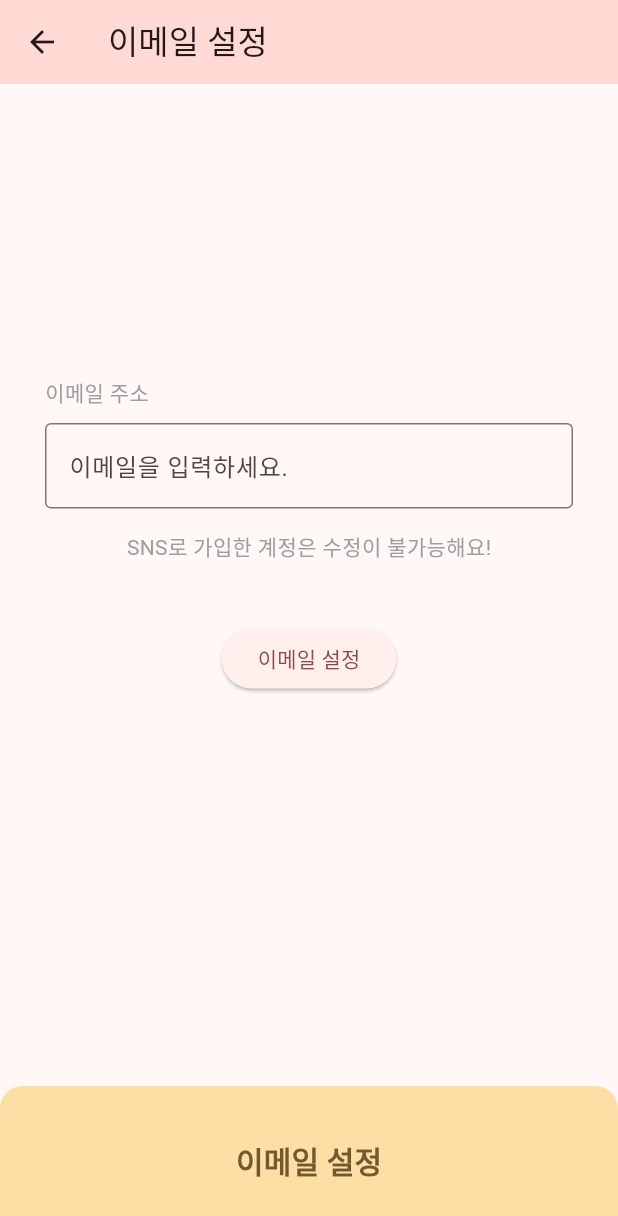
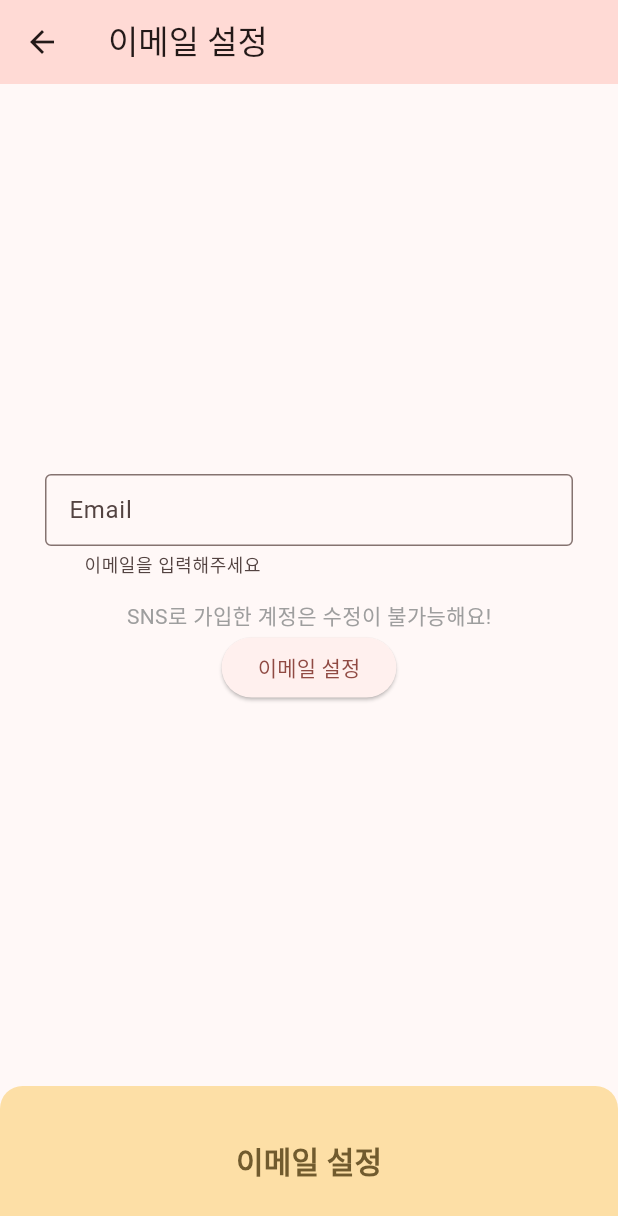
Before and after one commit to likewoody/DJ-App, a Flutter app: the SetEmail screen opened directly, on a phone screen of 412 x 824 dp. Shown: the top 1216 px of the screen. Run offline on Flutter 3.47's test engine with Material 3 defaults, Android fonts, the phone set to English and light mode, and no system bars; our stand-ins replace cloud_firestore, firebase_core, firebase_storage, get, google_maps_flutter, image_picker and 2 more; accounts and stored records are empty; statements that could not run were skipped.

Commit message:
2024.04.21 정규식 및 provider 합치기

```diff
--- a/dj_app/lib/view/setting_page/set_email.dart
+++ b/dj_app/lib/view/setting_page/set_email.dart
@@ -1,6 +1,7 @@
 import 'package:cloud_firestore/cloud_firestore.dart';
 import 'package:dj_app/component/setting_appbar.dart';
-import 'package:dj_app/vm/vm_provider_email.dart';
+import 'package:dj_app/vm/checkValidate.dart';
+import 'package:dj_app/vm/vm_provider_common.dart';
 import 'package:flutter/material.dart';
 import 'package:get/get.dart';
 import 'package:provider/provider.dart';
@@ -14,8 +15,36 @@ class SetEmail extends StatelessWidget {
   final TextEditingController textCon = TextEditingController();
   var provider;
   String id = '';
+  bool emailCheck = false;
+  String userEmail = 'sdakfdslkf@naver.com';
+
+
 
   // ---- Functions ----
+  _emailCheck() async{
+    var checkEmail = FirebaseFirestore.instance
+      .collection('user')
+      .where('email', isEqualTo: textCon.text)
+      .snapshots();
+
+    print('check1');
+    checkEmail.listen((QuerySnapshot snapshot) {
+      emailCheck = false;
+      // 쿼리 처리 결과
+      snapshot.docs.forEach((DocumentSnapshot document) {
+        Map<String, dynamic> data = document.data() as Map<String, dynamic>;
+        // data['email'] == userEmail
+        emailCheck = true;
+        // : emailCheck = true;
+
+        print('Email : ${data['email']}');
+      });
+      print(emailCheck);
+      print('successful accessed');
+    });
+  }
+
+
   _showSuccessfulAlert() {
     Get.defaultDialog(
         title: '변경 완료',
@@ -35,10 +64,11 @@ class SetEmail extends StatelessWidget {
     return Scaffold(
       body: SingleChildScrollView(
         scrollDirection: Axis.vertical,
-        child: ChangeNotifierProvider<VMProviderEmail>(
-          create: (context) => VMProviderEmail(),
+        child: ChangeNotifierProvider<VMProviderCommon>(
+          create: (context) => VMProviderCommon(),
           builder: (context, child) {
-            provider = Provider.of<VMProviderEmail>(context);
+            provider = Provider.of<VMProviderCommon>(context);
+            provider.whichOne = '이메일';
             return _bodyView(provider);
           },
         ),
@@ -52,13 +82,15 @@ class SetEmail extends StatelessWidget {
         height: 100,
         child: TextButton(
           onPressed: () {
-            provider.email = textCon.text;
-            FirebaseFirestore.instance
-                .collection('user')
-                .doc(id)
-                .update({'email': provider.email});
-            print(provider.email);
-            _showSuccessfulAlert();
+            // _emailCheck();
+            // provider.email = textCon.text;
+            // FirebaseFirestore.instance
+            //     .collection('user')
+            //     .doc(id)
+            //     .update({'email': provider.email});
+            // print(provider.email);
+            // provider.showSuccessfulAlert();
+            provider.showSuccessfulAlert();
           },
           child: Text(
             '이메일 설정',
@@ -94,56 +126,46 @@ class SetEmail extends StatelessWidget {
           padding: const EdgeInsets.fromLTRB(0, 180, 0, 0),
           child: Column(
             children: [
-              // 이메일 주소
-              const Row(
-                mainAxisAlignment: MainAxisAlignment.start,
-                children: [
-                  Padding(
-                    padding: EdgeInsets.fromLTRB(30, 15, 0, 0),
-                    child: Text(
-                      '이메일 주소',
-                      style: TextStyle(color: Colors.grey),
-                    ),
-                  ),
-                ],
-              ),
 
               // 이메일 변경 입력
-              Padding(
-                padding: const EdgeInsets.fromLTRB(30, 10, 30, 15),
-                child: TextField(
-                  controller: textCon,
-                  decoration: const InputDecoration(
-                      hintText: '이메일을 입력하세요.',
-                      hintFadeDuration: Duration(milliseconds: 100),
-                      border: OutlineInputBorder(
-                          borderSide: BorderSide(color: Colors.black))),
-                ),
-              ),
+              Form(
+                key: provider.formKey,
+                child: Column(
+                  children: [
+                    _showEmailInput(),
                     const Text(
                       'SNS로 가입한 계정은 수정이 불가능해요!',
                       style: TextStyle(
                         color: Colors.grey,
                       ),
                     ),
-              Padding(
-                padding: const EdgeInsets.all(40.0),
-                child: ElevatedButton(
-                    onPressed: () {
-                      provider.email = textCon.text;
-                      FirebaseFirestore.instance
-                          .collection('user')
-                          .doc(id)
-                          .update({'email': provider.email});
-                      print(provider.email);
-                      _showSuccessfulAlert();
-                    },
-                    child: const Text('이메일 설정')),
+                    provider.showOkBtn('이메일 설정'),
+                  ],
                 )
+              ),
             ],
           ),
         );
       },
+    );
+  }
+
+  // ---- View 3 ----
+  Widget _showEmailInput(){
+    return Column(
+      children: [
+        Padding(
+          padding: const EdgeInsets.fromLTRB(30, 80, 30, 15),
+          child: TextFormField(
+            keyboardType: TextInputType.emailAddress,
+            focusNode: provider.emailFocus,
+            decoration: provider.textFormDecoration('Email', '   이메일을 입력해주세요')
+            .copyWith(
+              contentPadding: const EdgeInsets.symmetric(horizontal: 12.0),
+            ),
+            validator: (value) => CheckValidate().validateEmail(provider.emailFocus, value!),
+          )),
+      ],
     );
   }
 
--- a/dj_app/lib/view/setting_page/setting_page.dart
+++ b/dj_app/lib/view/setting_page/setting_page.dart
@@ -9,13 +9,11 @@ import 'package:dj_app/view/setting_page/set_email.dart';
 import 'package:dj_app/view/setting_page/set_height_weight.dart';
 import 'package:dj_app/view/setting_page/set_password.dart';
 import 'package:dj_app/view/tabbar.dart';
-import 'package:dj_app/vm/vm_provider_height.dart';
 import 'package:flutter/material.dart';
 import 'package:get/get.dart';
 
 class SettingPage extends StatelessWidget {
-  final provider = VMProviderHeightWeight();
-  SettingPage({super.key, provider});
+  SettingPage({super.key});
 
   // 이메일 받아야 함
   // 이메일 받아야 함
--- /dev/null
+++ b/dj_app/lib/vm/vm_provider_common.dart
@@ -0,0 +1,182 @@
+import 'package:flutter/material.dart';
+import 'package:get/get.dart';
+
+class VMProviderCommon extends ChangeNotifier{
+
+  // ======================================
+  // ================Email==============
+  // Property
+  String _email = '';
+  // final FirebaseAuth _firebaseAuth = FirebaseAuth.instance;
+  // // 6 자릿수 이상을 비밀번호로 설정
+  GlobalKey<FormState> formKey = GlobalKey<FormState>();
+  FocusNode passwordFocus = FocusNode();
+  FocusNode emailFocus = FocusNode();
+
+  String get email => _email;
+
+
+  // Common
+  String whichOne = '';
+
+  set email(changeEmail){
+    _email = changeEmail;
+    notifyListeners();
+  }
+  // ================Email=================
+  // ======================================
+
+
+  // ======================================
+  // ================Password==============
+  // Property
+  String currentPassword = '';
+  String inputCurrentPassword = '';
+  String _currentErrorMsg = '';
+  String fNewPassword = '';
+  String sNewPassword = '';
+  // 변경 완료 시 true or false
+  bool _successfulChanged = false;
+
+  String get currentErrorMsg => _currentErrorMsg;
+  bool get successfulChanged => _successfulChanged;
+
+
+  // Method
+  // ----- 현재 비밀번호 체크 ------
+  curPasswordCheck() {
+    print("$currentPassword 현재 비밀번호는");
+    if (inputCurrentPassword.isEmpty) {
+      _currentErrorMsg = '비밀번호를 입력해 주세요.';
+    } else{
+      if(currentPassword != inputCurrentPassword) {
+        _currentErrorMsg = '비밀번호를 확인해 주세요.';
+      }else {
+        _currentErrorMsg = '';
+        _successfulChanged = true;
+      }
+    }
+    notifyListeners();
+
+    Future.microtask(() {
+      // 여기에서는 상태가 업데이트된 상황
+      print(currentErrorMsg + " finished line");
+    });
+
+  }
+
+
+  // ----- 현재 비밀번호 체크 ------
+  // ---------------------------
+
+
+
+  // ----------------------------
+  // ----- 새로운 비밀번호 체크 ------
+  newPasswordCheck() {
+    fNewPassword.isEmpty || sNewPassword.isEmpty
+    ? failedErrorSnack()
+    : fNewPassword != sNewPassword
+      ? failedErrorSnack()
+      : _successfulChanged = true;
+
+  }
+
+  // 새로운 비밀번호들이 틀렸을 때 비밀번호 틀렸을 때 error SnackBar
+  failedErrorSnack() {
+    Get.snackbar(
+      '경고',
+      '변경할 비밀번호를 정확히 입력하세요',
+      duration: const Duration(seconds: 2),
+      backgroundColor: Colors.red,
+      colorText: Colors.white
+    );
+  }
+  // ----- 새로운 비밀번호 체크 ------
+  // ----------------------------
+  // ===============Password==============
+  // =====================================
+
+
+
+  // =====================================
+  // ==========Height/Wegght==============
+  int _selectedHeight = 0;
+  int _selectedWeight = 0;
+  List<int> heightList = List.generate(71, (index) => index + 130);
+  List<int> weightList = List.generate(71, (index) => index + 30);
+
+  int get selectedHeight => _selectedHeight;
+  int get selectedWeight => _selectedWeight;
+
+
+  set selectedHeight(int value) {
+    _selectedHeight = value;
+    notifyListeners(); // 값 변경 시 구독자에게 알림
+  }
+  set selectedWeight(int value) {
+    _selectedWeight = value;
+    notifyListeners(); // 값 변경 시 구독자에게 알림
+  }
+  // ==========Height/Wegght==============
+  // =====================================
+
+
+
+  // =====================================
+  // ===============Common================
+  // Common component
+  InputDecoration textFormDecoration(hintText, helperText){
+    return InputDecoration(
+      contentPadding: const EdgeInsets.fromLTRB(0, 16, 0, 0),
+      hintText: hintText,
+      helperText: helperText,
+      border: const OutlineInputBorder(borderSide: BorderSide(color: Colors.black))
+    );
+  }
+
+  Widget showOkBtn(buttonText){
+    return ElevatedButton(
+      child: Text(buttonText),
+      onPressed: (){
+        formKey.currentState!.validate();
+        // await _emailCheck();
+    //         // provider.email = textCon.text;
+    //         // FirebaseFirestore.instance
+    //         //     .collection('user')
+    //         //     .doc(id)
+    //         //     .update({'email': provider.email});
+    //         // print(provider.email);
+      },
+    );
+  }
+
+  showSuccessfulAlert() {
+    Get.defaultDialog(
+      title: '변경 완료',
+      middleText: '$whichOne 변경이 완료 되었습니다.',
+      actions: [
+        TextButton(
+          onPressed: () {
+            Get.back();
+            Get.back();
+          },
+          child: const Text('종료')
+        ),
+      ]
+    );
+  }
+  // =============Common==================
+  // =====================================
+
+
+  // Future<void> signInEmailChange(userEmail) async {
+  //   User? _user = _firebaseAuth.currentUser;
+  //   if (_user != null) {
+  //     print('get in ');
+  //     await _user.verifyBeforeUpdateEmail(userEmail).then((_) {
+  //       print('successful');
+  //     });
+  //   }
+  // }
+}
--- a/dj_app/lib/vm/vm_provider_email.dart
+++ /dev/null
@@ -1,13 +0,0 @@
-import 'package:flutter/cupertino.dart';
-
-class VMProviderEmail extends ChangeNotifier{
-  String _email = '';
-
-  String get email => _email;
-
-
-  set email(changeEmail){
-    _email = changeEmail;
-    notifyListeners();
-  }
-}
--- a/dj_app/pubspec.yaml
+++ b/dj_app/pubspec.yaml
@@ -42,6 +42,8 @@ dependencies:
   firebase_analytics: ^10.10.0
   firebase_database: ^10.5.0
   firebase_storage: ^11.7.0
+  # firebase 인증
+  firebase_auth: ^4.19.2
 
   # Image Picker
   image_picker: ^1.0.7
@@ -74,6 +76,8 @@ dependencies:
 
   # Shared_preferences
   shared_preferences: ^2.2.2
+
+
 
 dev_dependencies:
   flutter_test:
```
Also changed, not shown: dj_app/lib/view/setting_page/set_height_weight.dart (+7 -26 lines), dj_app/lib/view/setting_page/set_password.dart (+88 -117 lines), dj_app/lib/vm/checkValidate.dart (added, +35 -0 lines), dj_app/lib/vm/vm_provider.password.dart (deleted, +0 -67 lines), dj_app/lib/vm/vm_provider_height.dart (deleted, +0 -23 lines), dj_app/pubspec.lock, 4 other files. Lines whose indentation alone changed are shown as unchanged.
